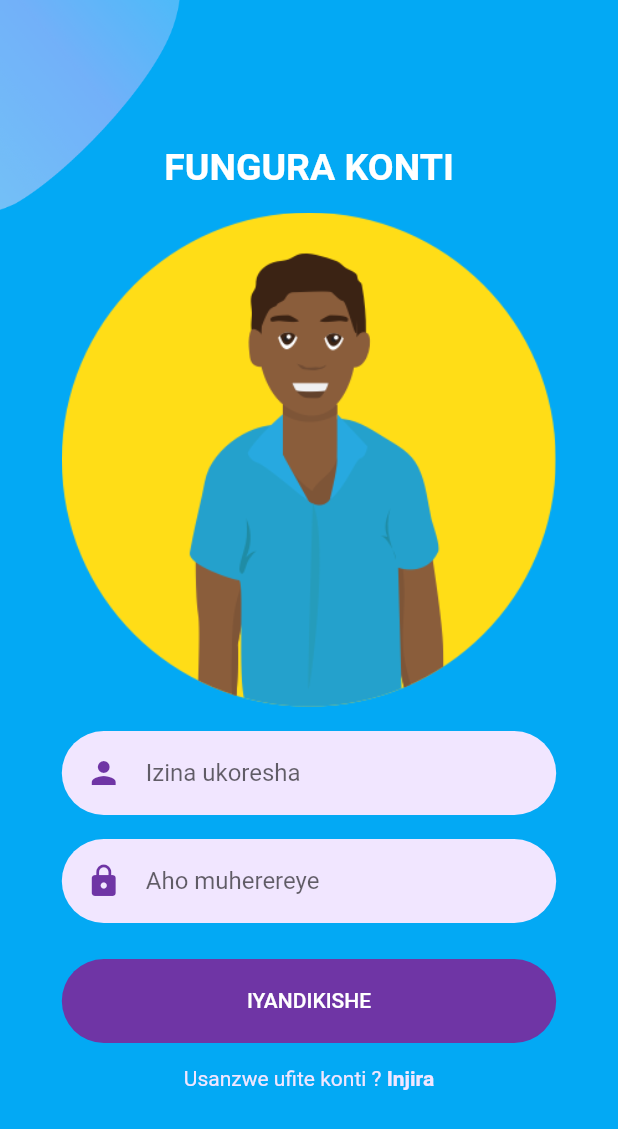
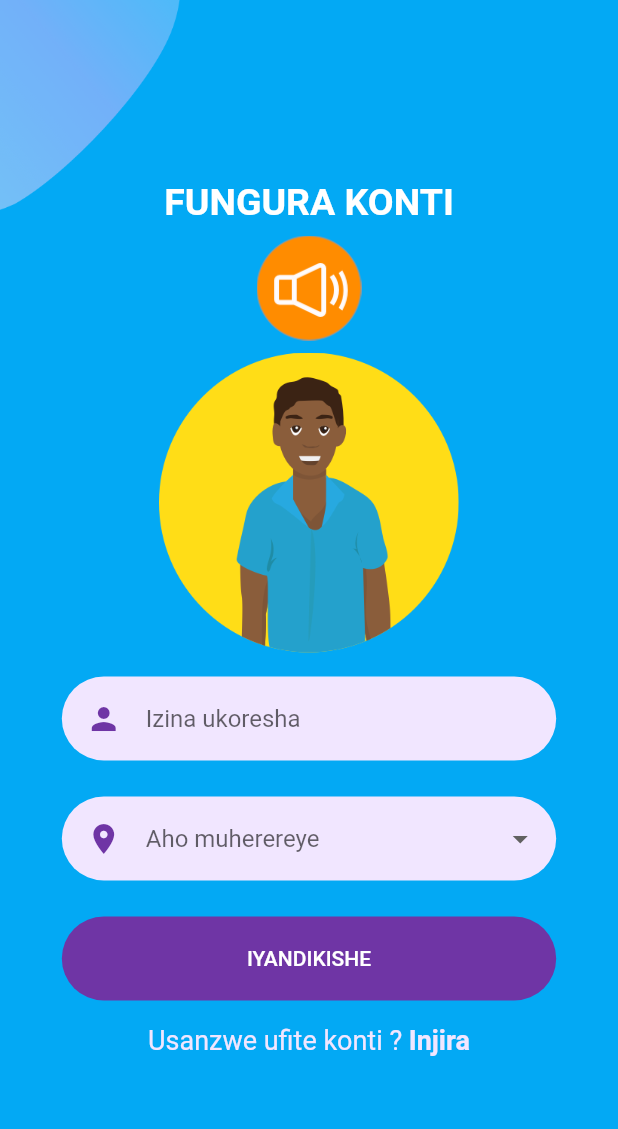
Before and after one commit to hirwajluc/lenga, a Flutter app: the screen it shows after launch, after a tap on "IYANDIKISHE", on a phone screen of 412 x 824 dp. Shown: the top 1129 px of the screen. Run offline on Flutter 3.47's test engine with Material 2 defaults, Android fonts, the phone set to English and light mode, and no system bars; our stand-ins replace flutter_svg.

Commit message:
Correction from comments of 7thOct

```diff
--- a/lib/Screens/Login/components/login_form.dart
+++ b/lib/Screens/Login/components/login_form.dart
@@ -51,6 +51,7 @@ class LoginForm extends StatelessWidget {
               );
             },
           ),
+          const SizedBox(height: defaultPadding / 2),
         ],
       ),
     );
--- a/lib/Screens/Login/components/login_screen_top_image.dart
+++ b/lib/Screens/Login/components/login_screen_top_image.dart
@@ -12,6 +12,7 @@ class LoginScreenTopImage extends StatelessWidget {
   Widget build(BuildContext context) {
     return Column(
       children: [
+        const SizedBox(height: defaultPadding / 2),
         Text(
           "INJIRA",
           style: TextStyle(fontWeight: FontWeight.bold, color: Colors.white, fontSize: 25),
--- a/lib/Screens/Signup/components/sign_up_top_image.dart
+++ b/lib/Screens/Signup/components/sign_up_top_image.dart
@@ -12,18 +12,34 @@ class SignUpScreenTopImage extends StatelessWidget {
   Widget build(BuildContext context) {
     return Column(
       children: [
+        const SizedBox(height: defaultPadding / 2),
         Text(
           "Fungura Konti".toUpperCase(),
           style: const TextStyle(fontWeight: FontWeight.bold, fontSize: 25, color: Colors.white),
         ),
-        SizedBox(height: defaultPadding),
+        SizedBox(height: defaultPadding/2),
+        Material(
+          child: InkWell(
+            onTap: (){
+              print("Sound will be played");
+            },
+            child: Image.asset(
+              "assets/images/sound_icon.png",
+              width: 70,
+            ),
+          ),
+          color: Colors.white.withOpacity(0),
+        ),
+        SizedBox(height: defaultPadding/2),
         Row(
           children: [
             const Spacer(),
             Expanded(
               flex: 8,
               child: Image.asset(
-                  "assets/images/individualuser.png"
+                  "assets/images/individualuser.png",
+                width: 200,
+                height: 200,
               ),
             ),
             const Spacer(),
--- a/lib/Screens/Signup/components/signup_form.dart
+++ b/lib/Screens/Signup/components/signup_form.dart
@@ -27,19 +27,24 @@ class SignUpForm extends StatelessWidget {
               ),
             ),
           ),
+          const SizedBox(height: defaultPadding / 2),
           Padding(
             padding: const EdgeInsets.symmetric(vertical: defaultPadding),
-            child: TextFormField(
-              textInputAction: TextInputAction.done,
-              obscureText: true,
-              cursorColor: kPrimaryColor,
+            child: DropdownButtonFormField(
               decoration: InputDecoration(
                 hintText: "Aho muherereye",
                 prefixIcon: Padding(
                   padding: const EdgeInsets.all(defaultPadding),
-                  child: Icon(Icons.lock),
+                  child: Icon(Icons.place),
                 ),
               ),
+              items: <String>["Gasabo", "Nyarugenge", "Kicukiro", "Nyanza", "Bugesera", "Rwamagana", "Gicumbi", "Musanze", "Nyagatare"].map((String value) {
+                return DropdownMenuItem<String>(
+                  value: value,
+                  child: Text(value),
+                );
+              }).toList(),
+              onChanged: (String? value) {  },
             ),
           ),
           const SizedBox(height: defaultPadding / 2),
@@ -61,6 +66,7 @@ class SignUpForm extends StatelessWidget {
               );
             },
           ),
+          const SizedBox(height: defaultPadding / 2),
         ],
       ),
     );
--- a/lib/Screens/Welcome/components/login_signup_btn.dart
+++ b/lib/Screens/Welcome/components/login_signup_btn.dart
@@ -12,16 +12,9 @@ class LoginAndSignupBtn extends StatelessWidget {
   @override
   Widget build(BuildContext context) {
     return Column(
+      mainAxisAlignment: MainAxisAlignment.start,
       children: [
-        Hero(
-          tag: "login_btn",
-          child: ElevatedButton.icon(
-            icon: Image.asset(
-              "assets/images/loginicon.png",
-              width: 50,
-              height: 50,
-              alignment: Alignment.centerLeft,
-            ),
+        ElevatedButton(
           onPressed: () {
             Navigator.push(
               context,
@@ -32,21 +25,28 @@ class LoginAndSignupBtn extends StatelessWidget {
               ),
             );
           },
-            label: Text(
+            child: Stack(
+              children: <Widget>[
+                Align(
+                    alignment: Alignment.centerLeft,
+                    child: Image.asset(
+                      "assets/images/loginicon.png",
+                      width: 50,
+                    )
+                ),
+                Align(
+                    alignment: Alignment.center,
+                    child: Text(
                       "Injira".toUpperCase(),
                       style: TextStyle(fontWeight: FontWeight.bold, fontSize: 15, color: Colors.white),
                       textAlign: TextAlign.center,
-            ),
+                    )
+                )
+              ],
             ),
         ),
         const SizedBox(height: 16),
-        ElevatedButton.icon(
-          icon: Image.asset(
-            "assets/images/signupicon.png",
-            width: 50,
-            height: 50,
-            alignment: Alignment.centerLeft,
-          ),
+        ElevatedButton(
           onPressed: () {
             Navigator.push(
               context,
@@ -59,10 +59,24 @@ class LoginAndSignupBtn extends StatelessWidget {
           },
           style: ElevatedButton.styleFrom(
               backgroundColor: kPrimaryLightColor, elevation: 0),
-          label: Text(
+          child: Stack(
+            children: <Widget>[
+              Align(
+                  alignment: Alignment.centerLeft,
+                  child: Image.asset(
+                    "assets/images/signupicon.png",
+                    width: 50,
+                  )
+              ),
+              Align(
+                  alignment: Alignment.center,
+                  child: Text(
                     "Iyandikishe".toUpperCase(),
                     style: TextStyle(fontWeight: FontWeight.bold, fontSize: 15, color: Colors.black),
                     textAlign: TextAlign.center,
+                  )
+              )
+            ],
           ),
         ),
       ],
--- a/lib/Screens/Welcome/components/welcome_image.dart
+++ b/lib/Screens/Welcome/components/welcome_image.dart
@@ -20,6 +20,14 @@ class WelcomeImage extends StatelessWidget {
             textAlign: TextAlign.center,
           ),
         ),
+
+        Container(
+          margin: const EdgeInsets.fromLTRB(0, 5, 0, 10),
+          child: Image.asset(
+              "assets/images/lenga_logo.png",
+            width: 60,
+          ),
+        ),
         Material(
           child: InkWell(
             onTap: (){
@@ -27,12 +35,13 @@ class WelcomeImage extends StatelessWidget {
             },
             child: Image.asset(
                 "assets/images/sound_icon.png",
+              width: 70,
               ),
           ),
           color: Colors.white.withOpacity(0),
         ),
 
-        SizedBox(height: defaultPadding * 2),
+        SizedBox(height: defaultPadding),
         Row(
           children: [
             Spacer(),
@@ -40,12 +49,13 @@ class WelcomeImage extends StatelessWidget {
               flex: 8,
               child: Image.asset(
                 "assets/images/mastermoney.png",
+                width: 90,
               ),
             ),
             Spacer(),
           ],
         ),
-        SizedBox(height: defaultPadding * 2),
+        SizedBox(height: defaultPadding),
       ],
     );
   }
--- a/lib/Screens/Welcome/welcome_screen.dart
+++ b/lib/Screens/Welcome/welcome_screen.dart
@@ -65,9 +65,10 @@ class MobileWelcomeScreen extends StatelessWidget {
         Row(
           children: [
             Container(
-              margin: const EdgeInsets.fromLTRB(0, 30, 0, 0),
+              margin: const EdgeInsets.fromLTRB(0, 20, 0, 0),
               child: Image.asset(
-                  "assets/images/uncdflogo1.png"
+                  "assets/images/uncdflogo.png",
+                width: 80,
               ),
             ),
           ],
--- a/lib/components/already_have_an_account_acheck.dart
+++ b/lib/components/already_have_an_account_acheck.dart
@@ -17,7 +17,7 @@ class AlreadyHaveAnAccountCheck extends StatelessWidget {
       children: <Widget>[
         Text(
           login ? "Nta konti ufite ? " : "Usanzwe ufite konti ? ",
-          style: const TextStyle(color: kPrimaryLightColor),
+          style: const TextStyle(color: kPrimaryLightColor, fontSize: 18),
         ),
         GestureDetector(
           onTap: press as void Function()?,
@@ -26,6 +26,7 @@ class AlreadyHaveAnAccountCheck extends StatelessWidget {
             style: const TextStyle(
               color: kPrimaryLightColor,
               fontWeight: FontWeight.bold,
+              fontSize: 18
             ),
           ),
         )
```
Also changed, not shown: assets/images/login.png, assets/images/uncdflogo.png (added). Lines whose indentation alone changed are shown as unchanged.
